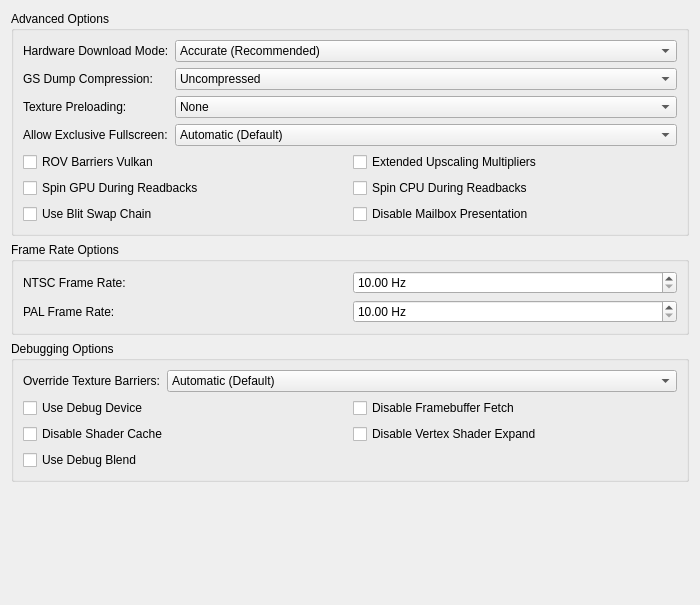
This is pcsx2-qt/Settings/GraphicsAdvancedSettingsTab.ui in PCSX2/pcsx2 as Qt 5 draws it before an edit. The edited form follows.
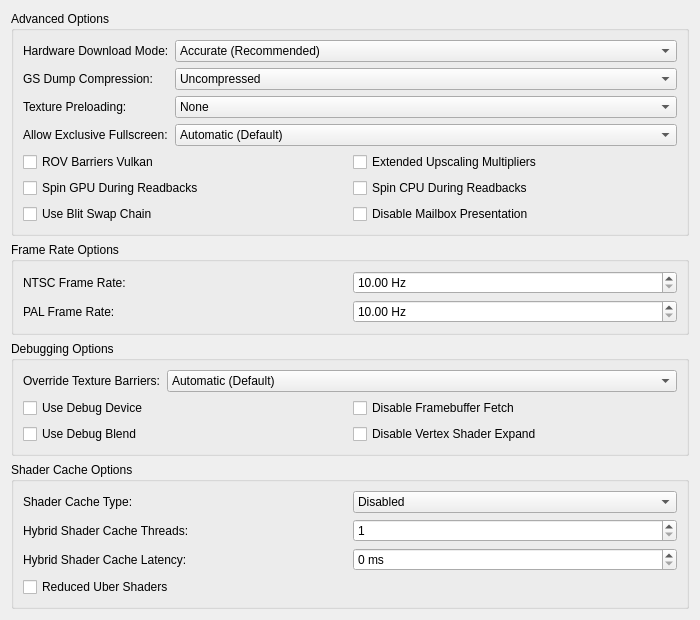
This is the edited form.

Commit message: GS:DX12:VK: Experimental uber/hybrid shader cache.

Patch:
```diff
--- a/pcsx2-qt/Settings/GraphicsAdvancedSettingsTab.ui
+++ b/pcsx2-qt/Settings/GraphicsAdvancedSettingsTab.ui
@@ -313,9 +313,9 @@
          </widget>
         </item>
         <item row="1" column="0">
-         <widget class="QCheckBox" name="disableShaderCache">
+         <widget class="QCheckBox" name="useDebugBlend">
           <property name="text">
-           <string>Disable Shader Cache</string>
+           <string>Use Debug Blend</string>
           </property>
          </widget>
         </item>
@@ -333,12 +333,112 @@
           </property>
          </widget>
         </item>
+       </layout>
+      </item>
+     </layout>
+    </widget>
+   </item>
+   <item>
+    <widget class="QGroupBox" name="shaderCacheOptions">
+     <property name="sizePolicy">
+      <sizepolicy hsizetype="Preferred" vsizetype="Fixed">
+       <horstretch>0</horstretch>
+       <verstretch>0</verstretch>
+      </sizepolicy>
+     </property>
+     <property name="title">
+      <string>Shader Cache Options</string>
+     </property>
+     <layout class="QFormLayout" name="shaderCacheOptionsFormLayout">
+      <item row="1" column="0" colspan="2">
+       <layout class="QGridLayout" name="shaderCacheOptionsLayout">
+        <item row="0" column="0">
+        <widget class="QLabel" name="shaderCacheTypeLabel">
+          <property name="text">
+          <string>Shader Cache Type:</string>
+          </property>
+          <property name="buddy">
+          <cstring>shaderCacheType</cstring>
+          </property>
+        </widget>
+        </item>
+        <item row="0" column="1">
+        <widget class="QComboBox" name="shaderCacheType">
+          <item>
+          <property name="text">
+            <string>Disabled</string>
+          </property>
+          </item>
+          <item>
+          <property name="text">
+            <string>Standard</string>
+          </property>
+          </item>
+          <item>
+          <property name="text">
+            <string>Hybrid</string>
+          </property>
+          </item>
+          <item>
+          <property name="text">
+            <string>Uber</string>
+          </property>
+          </item>
+        </widget>
+        </item>
+        <item row="1" column="0">
+        <widget class="QLabel" name="hybridShaderCacheThreadsLabel">
+          <property name="text">
+          <string>Hybrid Shader Cache Threads:</string>
+          </property>
+          <property name="buddy">
+          <cstring>hybridShaderCacheThreads</cstring>
+          </property>
+        </widget>
+        </item>
+        <item row="1" column="1">
+        <widget class="QSpinBox" name="hybridShaderCacheThreads">
+          <property name="minimum">
+          <number>1</number>
+          </property>
+          <property name="maximum">
+          <number>16</number>
+          </property>
+        </widget>
+        </item>
         <item row="2" column="0">
-         <widget class="QCheckBox" name="useDebugBlend">
-          <property name="text">
-           <string>Use Debug Blend</string>
+          <widget class="QLabel" name="hybridShaderCacheLatencyMSLabel">
+            <property name="text">
+            <string>Hybrid Shader Cache Latency:</string>
+            </property>
+            <property name="buddy">
+            <cstring>hybridShaderCacheLatencyMS</cstring>
+            </property>
+          </widget>
+        </item>
+        <item row="2" column="1">
+        <widget class="QSpinBox" name="hybridShaderCacheLatencyMS">
+          <property name="suffix">
+          <string> ms</string>
           </property>
-         </widget>
+          <property name="minimum">
+          <number>0</number>
+          </property>
+          <property name="maximum">
+          <number>99999999</number>
+          </property>
+        </widget>
+        </item>
+        <item row="3" column="0" colspan="2">
+        <layout class="QGridLayout" name="shaderCacheCheckBoxesLayout">
+          <item row="0" column="1">
+          <widget class="QCheckBox" name="reducedUberShaders">
+            <property name="text">
+            <string>Reduced Uber Shaders</string>
+            </property>
+          </widget>
+          </item>
+        </layout>
         </item>
        </layout>
       </item>
```
Left out of the diff: 1 changed line with no effect on the pictures. The commit also changes 42 other files.
